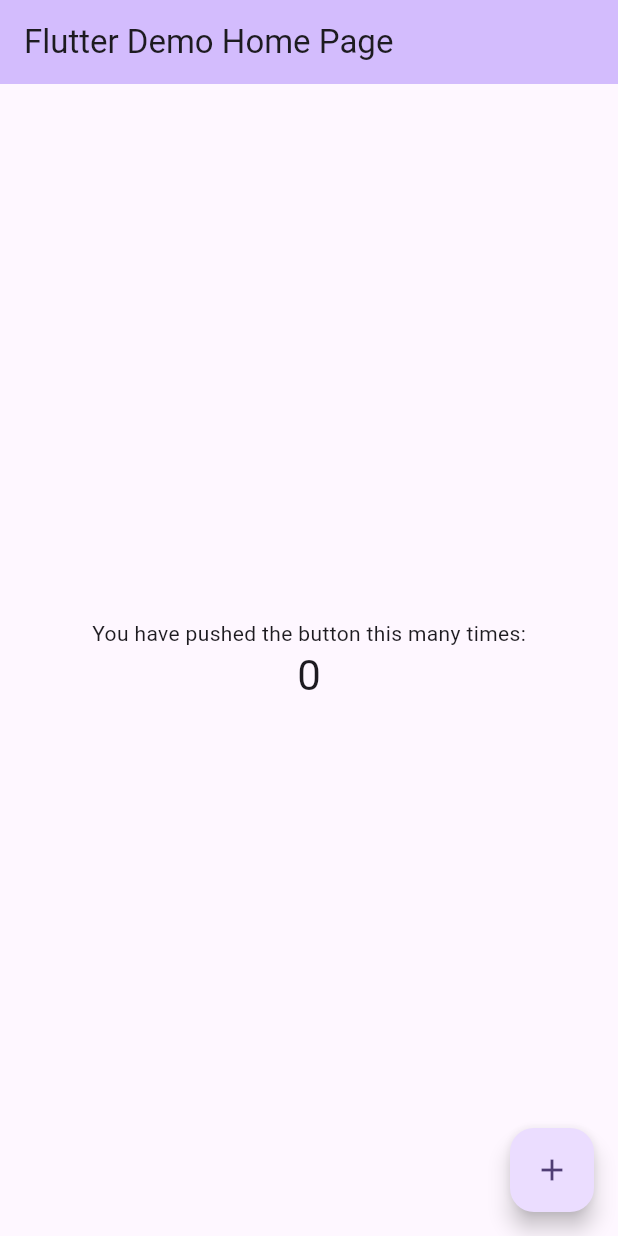
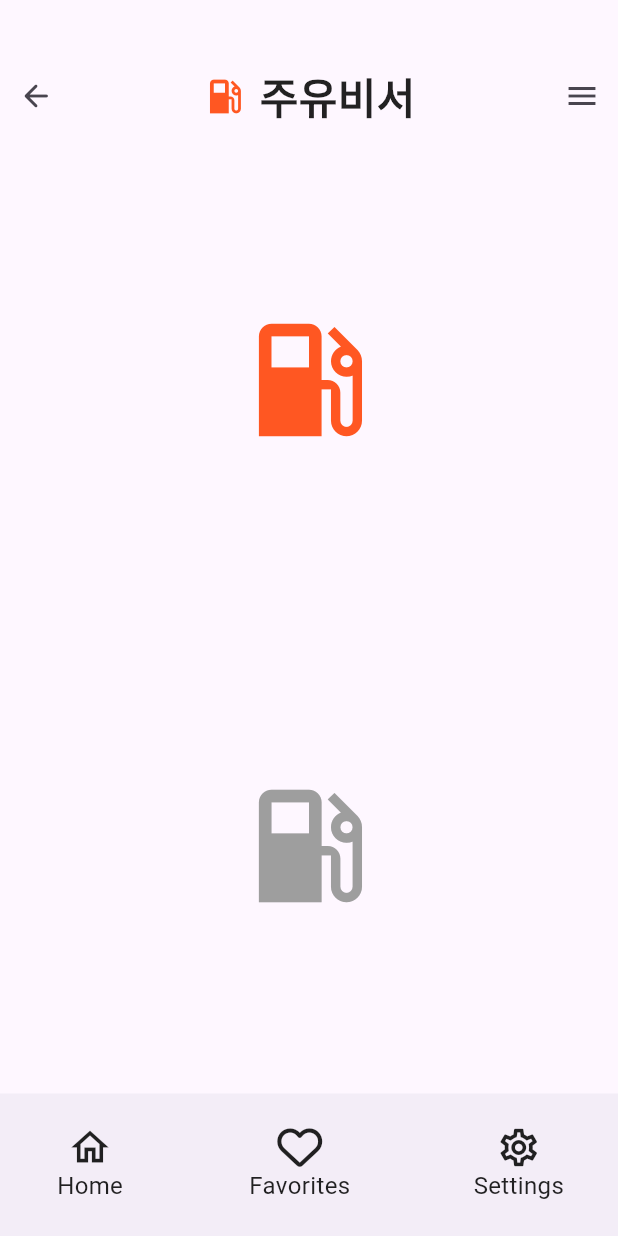
Before and after one commit to Leeyoungsup/Gas_stations_near_me, a Flutter app: the screen it shows after launch, on a phone screen of 412 x 824 dp. Run offline on Flutter 3.47's test engine with Material 3 defaults, Android fonts, the light colour scheme and no system bars; our stand-ins replace font_awesome_flutter, google_fonts; Roboto replaces fonts that are missing (Jua).

Commit message:
refactor: 메인 앱 구조 변경 및 UI 요소 추가

```diff
--- a/lib/main.dart
+++ b/lib/main.dart
@@ -1,122 +1,182 @@
 import 'package:flutter/material.dart';
+import 'package:google_fonts/google_fonts.dart';
+import 'package:font_awesome_flutter/font_awesome_flutter.dart';
 
 void main() {
-  runApp(const MyApp());
+  runApp(const MyappHome());
 }
 
-class MyApp extends StatelessWidget {
-  const MyApp({super.key});
+class MyappHome extends StatefulWidget {
+  const MyappHome({super.key});
 
-  // This widget is the root of your application.
+  @override
+  State<MyappHome> createState() => _MyappHomeState();
+}
+
+class _MyappHomeState extends State<MyappHome> {
   @override
   Widget build(BuildContext context) {
     return MaterialApp(
-      title: 'Flutter Demo',
-      theme: ThemeData(
-        // This is the theme of your application.
-        //
-        // TRY THIS: Try running your application with "flutter run". You'll see
-        // the application has a purple toolbar. Then, without quitting the app,
-        // try changing the seedColor in the colorScheme below to Colors.green
-        // and then invoke "hot reload" (save your changes or press the "hot
-        // reload" button in a Flutter-supported IDE, or press "r" if you used
-        // the command line to start the app).
-        //
-        // Notice that the counter didn't reset back to zero; the application
-        // state is not lost during the reload. To reset the state, use hot
-        // restart instead.
-        //
-        // This works for code too, not just values: Most code changes can be
-        // tested with just a hot reload.
-        colorScheme: ColorScheme.fromSeed(seedColor: Colors.deepPurple),
+      title: 'My App',
+      theme: ThemeData(primarySwatch: Colors.blue),
+      home: Scaffold(
+        bottomNavigationBar: BottomAppBar(
+          height: 95,
+          child: Padding(
+            padding: const EdgeInsets.fromLTRB(20, 0, 20, 0),
+            child: Row(
+              mainAxisAlignment: MainAxisAlignment.spaceBetween,
+              children: [
+                Column(
+                  mainAxisAlignment: MainAxisAlignment.center,
+                  children: [
+                    IconButton(
+                      // ignore: avoid_print
+                      onPressed: () => print('홈으로'),
+                      icon: Icon(
+                        Icons.home_outlined,
+                        color: Colors.black87,
+                        size: 30,
                       ),
-      home: const MyHomePage(title: 'Flutter Demo Home Page'),
-    );
-  }
-}
-
-class MyHomePage extends StatefulWidget {
-  const MyHomePage({super.key, required this.title});
-
-  // This widget is the home page of your application. It is stateful, meaning
-  // that it has a State object (defined below) that contains fields that affect
-  // how it looks.
-
-  // This class is the configuration for the state. It holds the values (in this
-  // case the title) provided by the parent (in this case the App widget) and
-  // used by the build method of the State. Fields in a Widget subclass are
-  // always marked "final".
-
-  final String title;
-
-  @override
-  State<MyHomePage> createState() => _MyHomePageState();
-}
-
-class _MyHomePageState extends State<MyHomePage> {
-  int _counter = 0;
-
-  void _incrementCounter() {
-    setState(() {
-      // This call to setState tells the Flutter framework that something has
-      // changed in this State, which causes it to rerun the build method below
-      // so that the display can reflect the updated values. If we changed
-      // _counter without calling setState(), then the build method would not be
-      // called again, and so nothing would appear to happen.
-      _counter++;
-    });
-  }
-
-  @override
-  Widget build(BuildContext context) {
-    // This method is rerun every time setState is called, for instance as done
-    // by the _incrementCounter method above.
-    //
-    // The Flutter framework has been optimized to make rerunning build methods
-    // fast, so that you can just rebuild anything that needs updating rather
-    // than having to individually change instances of widgets.
-    return Scaffold(
-      appBar: AppBar(
-        // TRY THIS: Try changing the color here to a specific color (to
-        // Colors.amber, perhaps?) and trigger a hot reload to see the AppBar
-        // change color while the other colors stay the same.
-        backgroundColor: Theme.of(context).colorScheme.inversePrimary,
-        // Here we take the value from the MyHomePage object that was created by
-        // the App.build method, and use it to set our appbar title.
-        title: Text(widget.title),
                     ),
-      body: Center(
-        // Center is a layout widget. It takes a single child and positions it
-        // in the middle of the parent.
-        child: Column(
-          // Column is also a layout widget. It takes a list of children and
-          // arranges them vertically. By default, it sizes itself to fit its
-          // children horizontally, and tries to be as tall as its parent.
-          //
-          // Column has various properties to control how it sizes itself and
-          // how it positions its children. Here we use mainAxisAlignment to
-          // center the children vertically; the main axis here is the vertical
-          // axis because Columns are vertical (the cross axis would be
-          // horizontal).
-          //
-          // TRY THIS: Invoke "debug painting" (choose the "Toggle Debug Paint"
-          // action in the IDE, or press "p" in the console), to see the
-          // wireframe for each widget.
+                    Transform.translate(
+                      offset: Offset(0, -10),
+                      child: Text(
+                        'Home',
+                        style: GoogleFonts.jua(
+                          color: Colors.black87,
+                          fontSize: 16,
+                        ),
+                      ),
+                    ),
+                  ],
+                ),
+                Column(
                   mainAxisAlignment: MainAxisAlignment.center,
-          children: <Widget>[
-            const Text('You have pushed the button this many times:'),
-            Text(
-              '$_counter',
-              style: Theme.of(context).textTheme.headlineMedium,
+                  children: [
+                    IconButton(
+                      // ignore: avoid_print
+                      onPressed: () => print('favorites'),
+                      icon: Icon(
+                        FontAwesomeIcons.heart,
+                        color: Colors.black87,
+                        size: 30,
+                      ),
+                    ),
+                    Transform.translate(
+                      offset: Offset(0, -10),
+                      child: Text(
+                        'Favorites',
+                        style: GoogleFonts.jua(
+                          color: Colors.black87,
+                          fontSize: 16,
+                        ),
+                      ),
+                    ),
+                  ],
+                ),
+                Column(
+                  mainAxisAlignment: MainAxisAlignment.center,
+                  children: [
+                    IconButton(
+                      // ignore: avoid_print
+                      onPressed: () => print('Settings'),
+                      icon: Icon(
+                        Icons.settings_outlined,
+                        color: Colors.black87,
+                        size: 30,
+                      ),
+                    ),
+                    Transform.translate(
+                      offset: Offset(0, -10),
+                      child: Text(
+                        'Settings',
+                        style: GoogleFonts.jua(
+                          color: Colors.black87,
+                          fontSize: 16,
+                        ),
+                      ),
+                    ),
+                  ],
                 ),
               ],
             ),
           ),
-      floatingActionButton: FloatingActionButton(
-        onPressed: _incrementCounter,
-        tooltip: 'Increment',
-        child: const Icon(Icons.add),
-      ), // This trailing comma makes auto-formatting nicer for build methods.
+        ),
+        body: Center(
+          child: Column(
+            mainAxisAlignment: MainAxisAlignment.start,
+            children: [
+              Padding(
+                padding: const EdgeInsets.only(top: 40.0, bottom: 20.0),
+                child: Row(
+                  mainAxisAlignment: MainAxisAlignment.spaceBetween,
+                  children: [
+                    IconButton(
+                      onPressed: () => print('홈으로'),
+                      icon: Icon(Icons.arrow_back_rounded),
+                    ),
+                    Row(
+                      children: [
+                        Icon(
+                          Icons.local_gas_station,
+                          color: Colors.deepOrange,
+                          size: 30,
+                        ),
+                        SizedBox(width: 8),
+                        Text(
+                          '주유비서',
+                          style: GoogleFonts.jua(
+                            color: Colors.black87,
+                            fontSize: 28,
+                            fontWeight: FontWeight.w600,
+                          ),
+                        ),
+                      ],
+                    ),
+                    IconButton(
+                      onPressed: () => print('메뉴!'),
+                      icon: Icon(Icons.menu),
+                    ),
+                  ],
+                ),
+              ),
+              Flexible(
+                flex: 1,
+                child: Expanded(
+                  child: Column(
+                    mainAxisAlignment: MainAxisAlignment.center,
+                    children: [
+                      Icon(
+                        Icons.local_gas_station,
+                        size: 100,
+                        color: Colors.deepOrange,
+                      ),
+                      SizedBox(height: 20),
+                    ],
+                  ),
+                ),
+              ),
+              Flexible(
+                flex: 1,
+                child: Expanded(
+                  child: Column(
+                    mainAxisAlignment: MainAxisAlignment.center,
+                    children: [
+                      Icon(
+                        Icons.local_gas_station,
+                        size: 100,
+                        color: Colors.grey,
+                      ),
+                      SizedBox(height: 20),
+                    ],
+                  ),
+                ),
+              ),
+            ],
+          ),
+        ),
+      ),
     );
   }
 }
```
Lines whose indentation alone changed are shown as unchanged.
